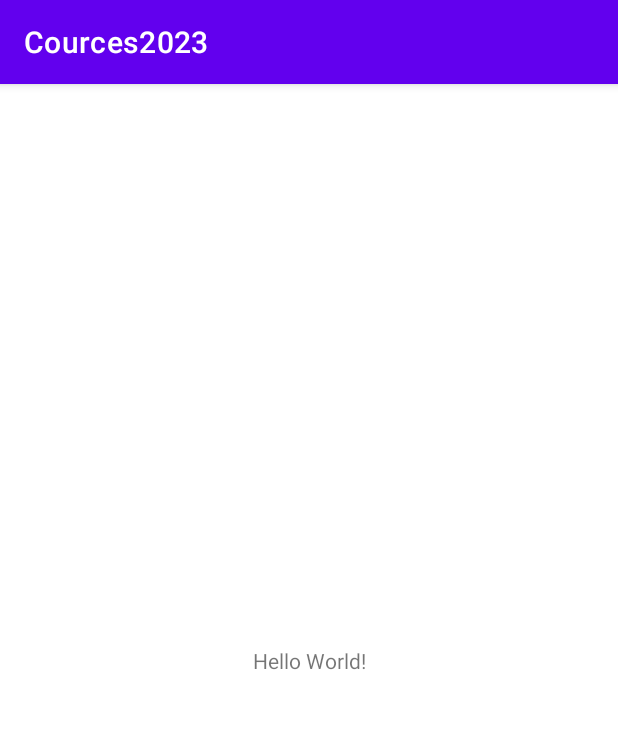
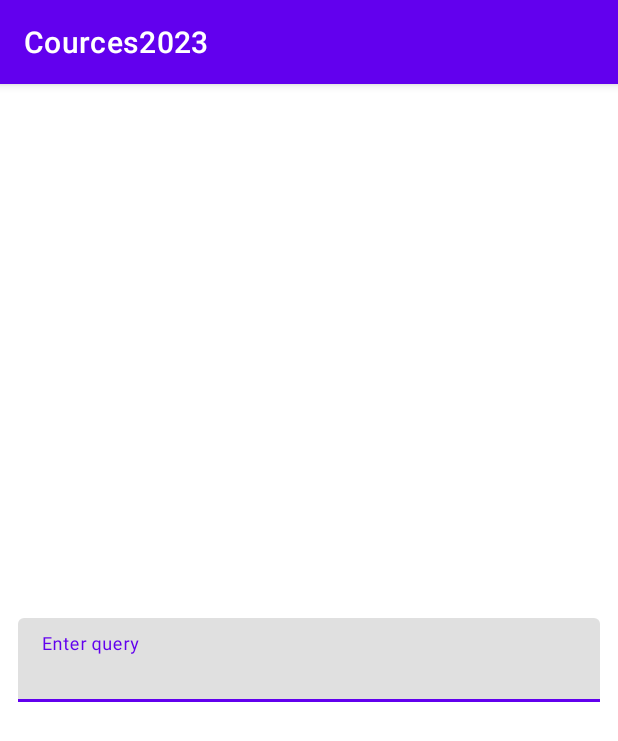
Before and after one commit to linyasha/Cources2023, an Android app: the screen it shows after launch (MainActivity), on a phone screen of 412 x 824 dp. Shown: the top 741 px of the screen. Run offline under Robolectric (Android 15) with nearby library versions, the phone set to English and light mode, and no system bars; our stand-ins replace RxJava.

Commit message:
lesson_11_update

```diff
--- a/app/src/main/java/dev/lynko/cources2023/MainActivity.kt
+++ b/app/src/main/java/dev/lynko/cources2023/MainActivity.kt
@@ -9,6 +9,8 @@ import android.util.Log
 import android.widget.Button
 import android.widget.Toast
 import android.widget.Toolbar
+import androidx.core.widget.addTextChangedListener
+import dev.lynko.cources2023.databinding.ActivityMainBinding
 import io.reactivex.rxjava3.android.schedulers.AndroidSchedulers
 import io.reactivex.rxjava3.core.BackpressureStrategy
 import io.reactivex.rxjava3.core.Completable
@@ -98,4 +100,33 @@ class MainActivity : AppCompatActivity() {
         val TAG = "d_MainActivity"
     }
 
+
+    /*
+    val userQuery = Flowable.create({ emiter ->
+        binding.textInputEditText.addTextChangedListener { userText ->
+            emiter.onNext(userText.toString())
+        }
+    }, BackpressureStrategy.LATEST)
+
+    private lateinit var binding: ActivityMainBinding
+
+    @SuppressLint("MissingInflatedId")
+    override fun onCreate(savedInstanceState: Bundle?) {
+        super.onCreate(savedInstanceState)
+        binding = ActivityMainBinding.inflate(layoutInflater)
+        setContentView(binding.root)
+        userQuery
+            .subscribeOn(AndroidSchedulers.mainThread())
+            .observeOn(Schedulers.io())
+            .subscribe {
+
+                Log.d(TAG, "Current user input: [$it] ")
+            }
+    }
+
+    companion object {
+        val TAG = "d_MainActivity"
+    }
+     */
+
 }
--- a/app/src/main/java/dev/lynko/cources2023/User.kt
+++ b/app/src/main/java/dev/lynko/cources2023/User.kt
@@ -1,7 +1,5 @@
 package dev.lynko.cources2023
 
 data class User(
-    val id: Int,
-    val name: String,
-    val age: Int
+    val id: Int
 )
--- a/app/src/main/res/layout/activity_main.xml
+++ b/app/src/main/res/layout/activity_main.xml
@@ -15,4 +15,23 @@
       app:layout_constraintEnd_toEndOf="parent"
       app:layout_constraintTop_toTopOf="parent" />
 
+    <com.google.android.material.textfield.TextInputLayout
+        android:id="@+id/textInputLayout"
+        android:layout_width="0dp"
+        android:layout_height="wrap_content"
+        android:layout_marginHorizontal="12dp"
+        app:layout_constraintTop_toTopOf="parent"
+        app:layout_constraintBottom_toBottomOf="parent"
+        app:layout_constraintEnd_toEndOf="parent"
+        app:layout_constraintStart_toStartOf="parent">
+
+        <com.google.android.material.textfield.TextInputEditText
+            android:id="@+id/textInputEditText"
+            android:layout_width="match_parent"
+            android:layout_height="match_parent"
+            android:hint="Enter query"/>
+
+    </com.google.android.material.textfield.TextInputLayout>
+
+
   </androidx.constraintlayout.widget.ConstraintLayout>
```
